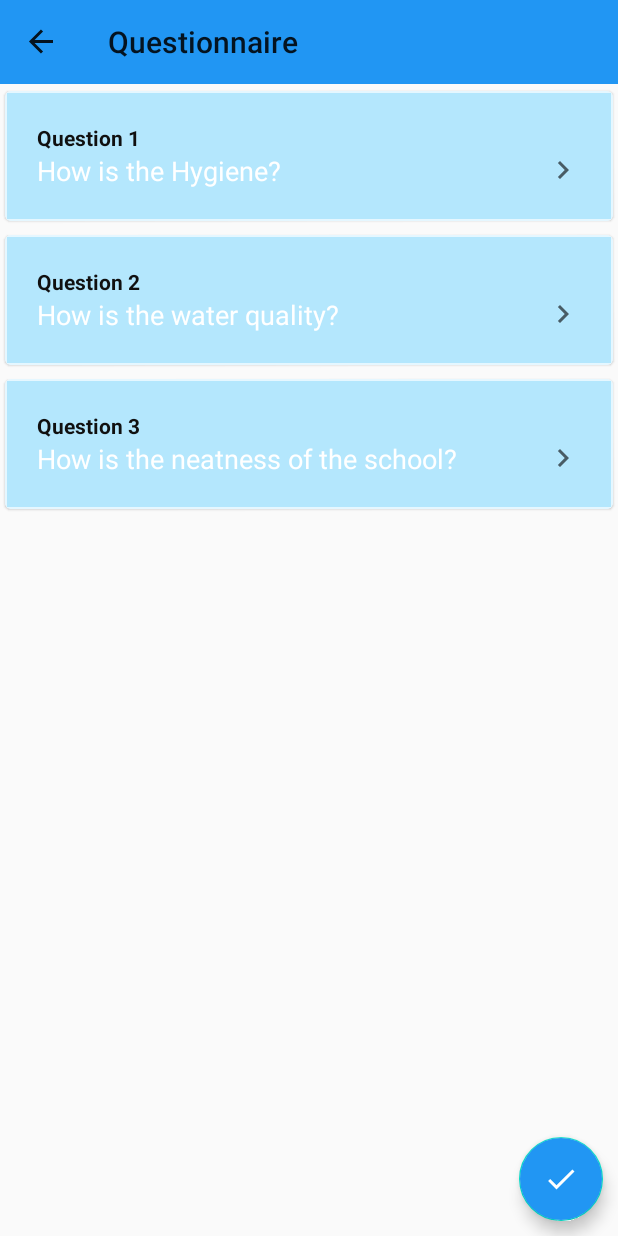
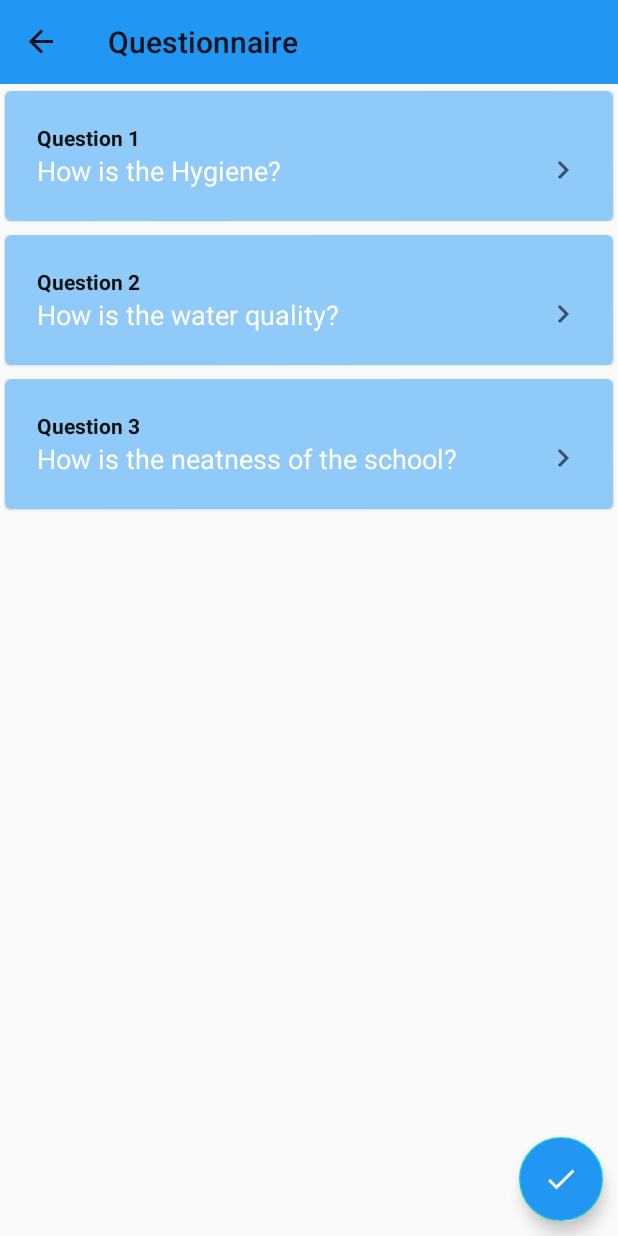
Before and after one commit to imajit/NC_CMRCET_KB185_DREAMERS_56667, an Android app: the QuestionnaireFragment screen opened through its navigation route, on a phone screen of 412 x 824 dp. Run offline under Robolectric (Android 15) with nearby library versions, the phone set to English and light mode, and no system bars; our stand-ins replace navigation-ui.

Commit message:
Color Scheme finalised for the entire flow of the application

```diff
--- a/AndroidApp/app/src/main/java/com/example/sih2020/adapters/QuestionnaireAdapter.kt
+++ b/AndroidApp/app/src/main/java/com/example/sih2020/adapters/QuestionnaireAdapter.kt
@@ -62,7 +62,7 @@ class QuestionnaireAdapter(private val listner: onQuestionclicked):RecyclerView.
         if(holder.adapterPosition < Constants.qList.size){
             holder.itemView.cardviewQuestion.findViewById<LinearLayout>(R.id.questionCard).setBackgroundColor(Color.parseColor("#80010FFF"))
         }else{
-            holder.itemView.cardviewQuestion.findViewById<LinearLayout>(R.id.questionCard).setBackgroundColor(Color.parseColor("#B4E7FD"))
+            holder.itemView.cardviewQuestion.findViewById<LinearLayout>(R.id.questionCard).setBackgroundColor(Color.parseColor("#90caf9"))
         }
     }
 
--- a/AndroidApp/app/src/main/res/values/colors.xml
+++ b/AndroidApp/app/src/main/res/values/colors.xml
@@ -4,5 +4,5 @@
     <color name="colorPrimaryDark">#02457A</color>
     <color name="colorAccent">#03DAC5</color>
     <color name="ButtonColour">#8C9EFF</color>
-    <color name="NonAnswerdCardColor">#E5F7FF</color>
+    <color name="NonAnswerdCardColor">#90caf9</color>
 </resources>
```
Also changed, not shown: 1 other file.
